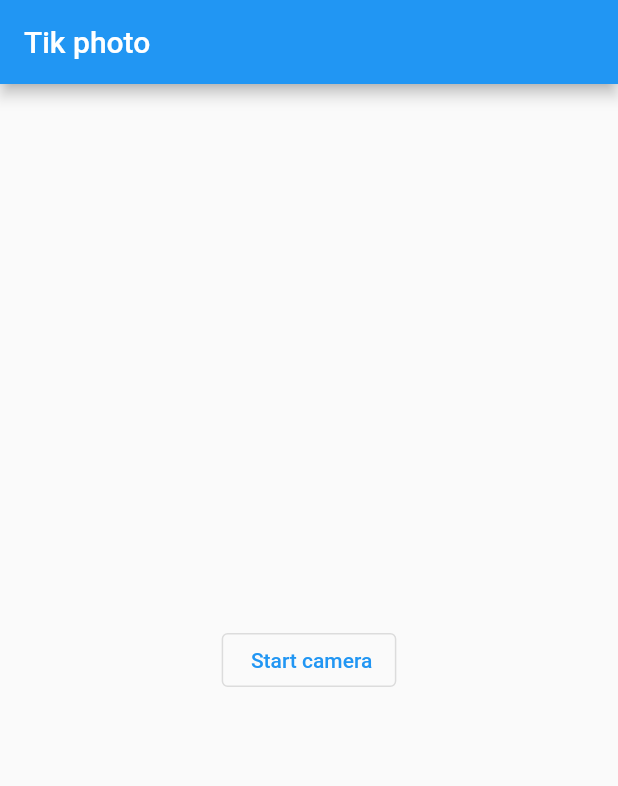
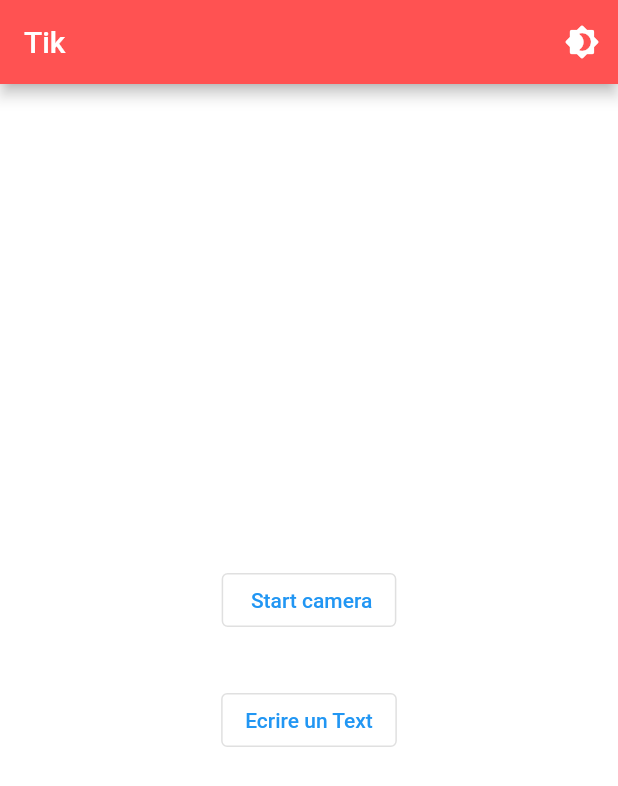
Before and after one commit to biko2020/tik, a Flutter app: the screen it shows after launch, on a phone screen of 412 x 824 dp. Shown: the top 786 px of the screen. Run offline on Flutter 3.47's test engine with Material 2 defaults, Android fonts, the phone set to English and light mode, and no system bars; our stand-ins replace camera, cloud_firestore, firebase_core, firebase_storage, geocoding, geolocator; accounts and stored records are empty.

Commit message:
add  themes and function send text

```diff
--- a/lib/main.dart
+++ b/lib/main.dart
@@ -1,6 +1,8 @@
 import 'package:firebase_core/firebase_core.dart';
 import 'package:flutter/material.dart';
 import 'package:tik/screens/home.dart';
+
+import 'package:tik/utilities/themes.dart';
 
 void main() async {
   WidgetsFlutterBinding.ensureInitialized();
@@ -8,14 +10,32 @@ void main() async {
   runApp(const MyApp());
 }
 
-class MyApp extends StatelessWidget {
+class MyApp extends StatefulWidget {
   const MyApp({Key? key}) : super(key: key);
 
   @override
+  State<MyApp> createState() => _MyAppState();
+}
+
+class _MyAppState extends State<MyApp> {
+  //Methode initState() pour Raffrichir le theme
+  @override
+  void initState() {
+    super.initState();
+    currentTheme.addListener(() {
+      setState(() {});
+    });
+  }
+
+  @override
   Widget build(BuildContext context) {
-    return const MaterialApp(
-      debugShowCheckedModeBanner: false,
-      home: Home(),
+    //WidgetsFlutterBinding.ensureInitialized();
+    return MaterialApp(
+      home: const Home(),
+      title: 'Tik',
+      theme: CustomTheme.lightTheme,
+      darkTheme: CustomTheme.darkTheme,
+      themeMode: currentTheme.currentTheme,
     );
   }
 }
--- a/lib/models/camera/main_camera_model.dart
+++ b/lib/models/camera/main_camera_model.dart
@@ -1,24 +1,68 @@
 import 'dart:async';
-
+import 'package:flutter/material.dart';
 import 'package:camera/camera.dart';
 import 'package:firebase_core/firebase_core.dart';
-import 'package:flutter/material.dart';
+
+// importer les fichiers de l'application
 import 'take_picture_model.dart';
 
-Future<void> main() async {
+class MainCamera extends StatefulWidget {
+  const MainCamera({Key? key}) : super(key: key);
+
+  @override
+  State<MainCamera> createState() => _MainCameraState();
+}
+
+@override
+class _MainCameraState extends State<MainCamera> {
+  // declareation des variables global pour la classe TakePicture
+  // on FutureBuilder<void> in widget
+  dynamic relaodCameras, relaodfirstCamera;
+
+  Future<void> tikCamera() async {
     WidgetsFlutterBinding.ensureInitialized();
     await Firebase.initializeApp();
 
     final cameras = await availableCameras();
     final firstCamera = cameras.first;
 
+    relaodCameras = cameras;
+    relaodfirstCamera = cameras.first;
+
     runApp(
       MaterialApp(
-      theme: ThemeData.dark(),
+        //  // revenir a la class TakePicture
         home: TakePicture(
-        // Passer la variable camera au widget TakePicture.
+          // Passer la variable camera au class TakePicture.
           camera: firstCamera,
         ),
       ),
     );
   }
+
+  @override
+  void initState() {
+    super.initState();
+    setState(() {
+      tikCamera();
+    });
+  }
+
+  @override
+  Widget build(BuildContext context) {
+    return Scaffold(
+      body: Center(
+        child: FutureBuilder<void>(
+          future: tikCamera(),
+          builder: (context, snapshot) {
+            if (snapshot.connectionState == ConnectionState.done) {
+              // rappel de la classe TakePicture
+              return (TakePicture(camera: relaodfirstCamera));
+            }
+            return const CircularProgressIndicator();
+          },
+        ),
+      ),
+    );
+  }
+}
--- /dev/null
+++ b/lib/models/texte/main_message_text.dart
@@ -0,0 +1,13 @@
+import 'dart:async';
+
+import 'package:flutter/material.dart';
+//import 'package:flutter/widgets.dart';
+import 'write_message_text.dart';
+
+Future<void> ecrire() async {
+  runApp(
+    const MaterialApp(
+      home: WriteMessage(),
+    ),
+  );
+}
--- a/lib/screens/home.dart
+++ b/lib/screens/home.dart
@@ -1,5 +1,10 @@
 import 'package:flutter/material.dart';
+import 'package:tik/models/texte/write_message_text.dart';
+import 'package:tik/utilities/themes.dart';
+
+// importer les fichies de l'application.
 import '../models/camera/main_camera_model.dart';
+import '../models/texte/main_message_text.dart';
 
 // Home :page d'accueil
 
@@ -12,11 +17,27 @@ class Home extends StatefulWidget {
 
 class _HomeState extends State<Home> {
   @override
+  void initState() {
+    super.initState();
+    setState(() {});
+  }
+
+  @override
   Widget build(BuildContext context) {
     //WidgetsFlutterBinding.ensureInitialized();
     return Scaffold(
       appBar: AppBar(
-        title: const Text('Tik photo'),
+        title: const Text('Tik'),
+        backgroundColor: Colors.redAccent,
+        actions: [
+          IconButton(
+            icon: const Icon(Icons.brightness_4_rounded),
+            onPressed: () {
+              // Method pour changer le theme
+              currentTheme.toggleTheme();
+            },
+          )
+        ],
       ),
       body: Center(
         child: Column(
@@ -24,9 +45,26 @@ class _HomeState extends State<Home> {
           children: <Widget>[
             OutlinedButton(
               child: const Text(' Start camera'),
-              onPressed: () => {
-                //appel la methode main() depuis le fichier main_camera_model
-                main(),
+              onPressed: () {
+                //appel la classe MainCamera() depuis le fichier main_camera_model.dart
+
+                Navigator.push(
+                    context,
+                    MaterialPageRoute(
+                        builder: (context) => const MainCamera()));
+              },
+            ),
+            const SizedBox(
+              height: 32.0,
+            ),
+            OutlinedButton(
+              child: const Text('Ecrire un Text'),
+              onPressed: () {
+                // appel la classe WriteMessage depuis le fichier main_message_text
+                Navigator.push(
+                    context,
+                    MaterialPageRoute(
+                        builder: (context) => const WriteMessage()));
               },
             ),
           ],
--- /dev/null
+++ b/lib/utilities/themes.dart
@@ -0,0 +1,42 @@
+import 'package:flutter/material.dart';
+
+CustomTheme currentTheme = CustomTheme();
+
+class CustomTheme with ChangeNotifier {
+  static bool _darkTheme = false;
+
+  ThemeMode get currentTheme => _darkTheme ? ThemeMode.dark : ThemeMode.light;
+
+  void toggleTheme() {
+    _darkTheme = !_darkTheme;
+    notifyListeners();
+  }
+
+  static ThemeData get lightTheme {
+    return ThemeData(
+      primaryColor: Colors.lightBlue,
+      backgroundColor: Colors.white,
+      scaffoldBackgroundColor: Colors.white,
+      textTheme: const TextTheme(
+        headline1: TextStyle(color: Colors.black),
+        headline2: TextStyle(color: Colors.black),
+        bodyText1: TextStyle(color: Colors.black),
+        bodyText2: TextStyle(color: Colors.black),
+      ),
+    );
+  }
+
+  static ThemeData get darkTheme {
+    return ThemeData(
+      primaryColor: Colors.black,
+      backgroundColor: Colors.grey,
+      scaffoldBackgroundColor: Colors.grey,
+      textTheme: const TextTheme(
+        headline1: TextStyle(color: Colors.white),
+        headline2: TextStyle(color: Colors.white),
+        bodyText1: TextStyle(color: Colors.white),
+        bodyText2: TextStyle(color: Colors.white),
+      ),
+    );
+  }
+}
```
Also changed, not shown: lib/models/camera/camera.dart (added, +182 -0 lines), lib/models/camera/display_screen_model.dart (+23 -7 lines), lib/models/camera/take_picture_model.dart (+15 -4 lines), lib/models/texte/write_message_text.dart (added, +61 -0 lines), lib/utilities/theme.dart (deleted). Lines whose indentation alone changed are shown as unchanged.
